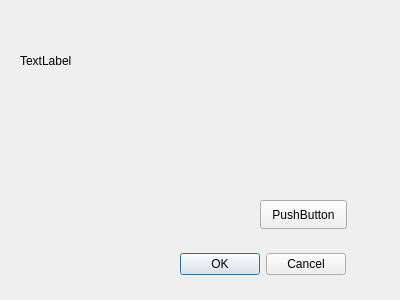
Qt form winner.ui (sermart1234/SB) before a commit.
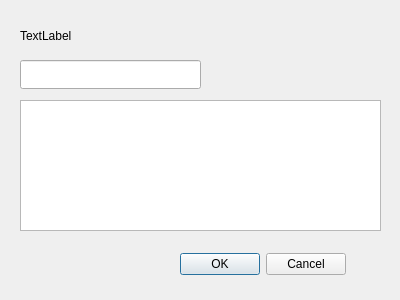
The same form after that commit.

```diff
--- a/winner.ui
+++ b/winner.ui
@@ -13,19 +13,6 @@
   <property name="windowTitle">
    <string>Form</string>
   </property>
-  <widget class="QPushButton" name="pushButton">
-   <property name="geometry">
-    <rect>
-     <x>260</x>
-     <y>200</y>
-     <width>87</width>
-     <height>29</height>
-    </rect>
-   </property>
-   <property name="text">
-    <string>PushButton</string>
-   </property>
-  </widget>
   <widget class="QDialogButtonBox" name="buttonBox">
    <property name="geometry">
     <rect>
@@ -45,13 +32,36 @@
      <x>20</x>
      <y>10</y>
      <width>361</width>
-     <height>101</height>
+     <height>51</height>
     </rect>
    </property>
+   <property name="styleSheet">
+    <string notr="true">font: 75 12pt &quot;Ubuntu&quot;;</string>
+   </property>
    <property name="text">
     <string>TextLabel</string>
    </property>
   </widget>
+  <widget class="QLineEdit" name="lineEdit">
+   <property name="geometry">
+    <rect>
+     <x>20</x>
+     <y>60</y>
+     <width>181</width>
+     <height>29</height>
+    </rect>
+   </property>
+  </widget>
+  <widget class="QTextBrowser" name="textBrowser">
+   <property name="geometry">
+    <rect>
+     <x>20</x>
+     <y>100</y>
+     <width>361</width>
+     <height>131</height>
+    </rect>
+   </property>
+  </widget>
  </widget>
  <resources/>
  <connections/>
```
